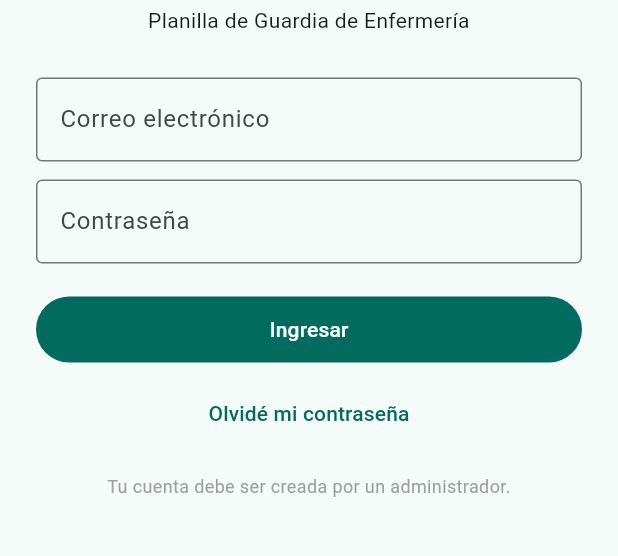
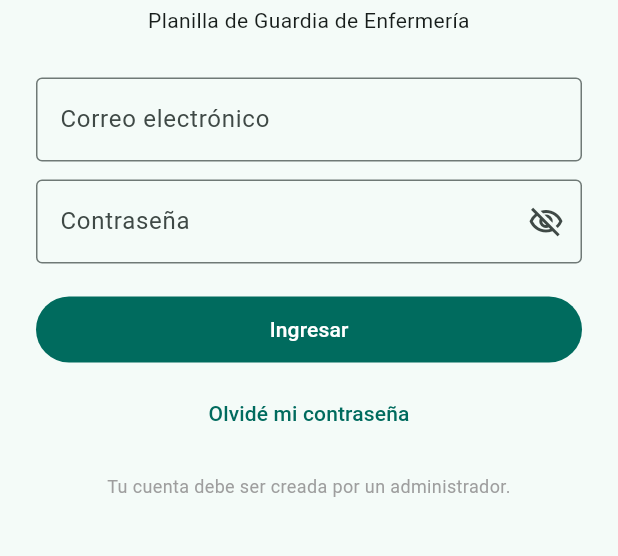
Before and after one commit to aibarrola72-blip/planilla-guardia, a Flutter app: the screen it shows after launch, on a phone screen of 412 x 824 dp, the part 449-1005 px from its top. Run offline on Flutter 3.47's test engine with Material 3 defaults, Android fonts, the phone set to English and light mode, and no system bars; our stand-ins replace share_plus, supabase_flutter; missing offline and left inert: two_dimensional_scrollables; accounts and stored records are empty.

Commit message:
Add password visibility toggle to login screen

```diff
--- a/app/lib/screens/login_screen.dart
+++ b/app/lib/screens/login_screen.dart
@@ -16,6 +16,7 @@ class _LoginScreenState extends State<LoginScreen> {
   final _email = TextEditingController();
   final _password = TextEditingController();
   bool _cargando = false;
+  bool _obscurePassword = true;
 
   @override
   void dispose() {
@@ -79,10 +80,20 @@ class _LoginScreenState extends State<LoginScreen> {
                   const SizedBox(height: 12),
                   TextFormField(
                     controller: _password,
-                    obscureText: true,
-                    decoration: const InputDecoration(
+                    obscureText: _obscurePassword,
+                    decoration: InputDecoration(
                       labelText: 'Contraseña',
-                      border: OutlineInputBorder(),
+                      border: const OutlineInputBorder(),
+                      suffixIcon: IconButton(
+                        icon: Icon(
+                          _obscurePassword ? Icons.visibility_off_outlined : Icons.visibility_outlined,
+                        ),
+                        onPressed: () {
+                          setState(() {
+                            _obscurePassword = !_obscurePassword;
+                          });
+                        },
+                      ),
                     ),
                     validator: (v) => (v == null || v.isEmpty) ? 'Ingresá la contraseña' : null,
                   ),
```
